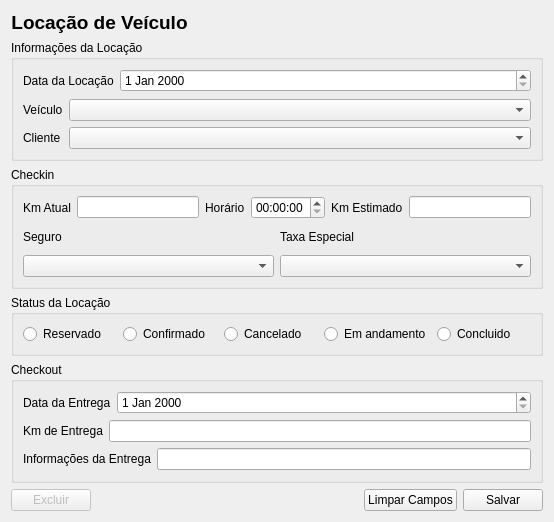
This is ui/ui_locacao.ui in adaiasreis/Projeto as Qt 5 draws it before an edit. The edited form follows.
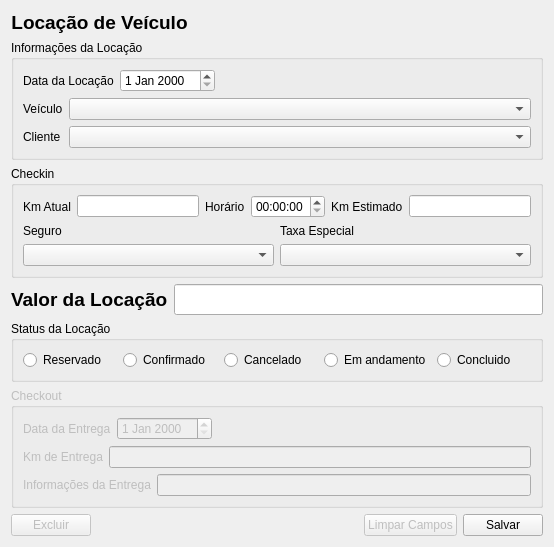
This is the edited form.

Patch:
```diff
--- a/ui/ui_locacao.ui
+++ b/ui/ui_locacao.ui
@@ -7,7 +7,7 @@
     <x>0</x>
     <y>0</y>
     <width>554</width>
-    <height>522</height>
+    <height>533</height>
    </rect>
   </property>
   <property name="sizePolicy">
@@ -56,7 +56,14 @@
          </widget>
         </item>
         <item row="0" column="1">
-         <widget class="QDateEdit" name="dateEdit"/>
+         <widget class="QDateEdit" name="DataInic">
+          <property name="sizePolicy">
+           <sizepolicy hsizetype="Fixed" vsizetype="Fixed">
+            <horstretch>0</horstretch>
+            <verstretch>0</verstretch>
+           </sizepolicy>
+          </property>
+         </widget>
         </item>
        </layout>
       </item>
@@ -119,7 +126,14 @@
          </widget>
         </item>
         <item row="0" column="3">
-         <widget class="QTimeEdit" name="timeEdit"/>
+         <widget class="QTimeEdit" name="HoraIn">
+          <property name="sizePolicy">
+           <sizepolicy hsizetype="Fixed" vsizetype="Fixed">
+            <horstretch>0</horstretch>
+            <verstretch>0</verstretch>
+           </sizepolicy>
+          </property>
+         </widget>
         </item>
         <item row="0" column="4">
          <widget class="QLabel" name="label_7">
@@ -160,8 +174,36 @@
      </layout>
     </widget>
    </item>
+   <item>
+    <layout class="QFormLayout" name="formLayout">
+     <item row="0" column="0">
+      <widget class="QLabel" name="label_13">
+       <property name="text">
+        <string>&lt;html&gt;&lt;head/&gt;&lt;body&gt;&lt;p&gt;&lt;span style=&quot; font-size:14pt; font-weight:600;&quot;&gt;Valor da Locação&lt;/span&gt;&lt;/p&gt;&lt;/body&gt;&lt;/html&gt;</string>
+       </property>
+      </widget>
+     </item>
+     <item row="0" column="1">
+      <widget class="QLineEdit" name="campValorPagar">
+       <property name="font">
+        <font>
+         <pointsize>14</pointsize>
+         <weight>75</weight>
+         <bold>true</bold>
+        </font>
+       </property>
+       <property name="readOnly">
+        <bool>true</bool>
+       </property>
+      </widget>
+     </item>
+    </layout>
+   </item>
    <item>
     <widget class="QGroupBox" name="groupBox_3">
+     <property name="enabled">
+      <bool>true</bool>
+     </property>
      <property name="sizePolicy">
       <sizepolicy hsizetype="Preferred" vsizetype="Fixed">
        <horstretch>0</horstretch>
@@ -216,6 +258,9 @@
    </item>
    <item>
     <widget class="QGroupBox" name="groupBox_4">
+     <property name="enabled">
+      <bool>false</bool>
+     </property>
      <property name="title">
       <string>Checkout</string>
      </property>
@@ -223,7 +268,14 @@
       <item>
        <layout class="QFormLayout" name="formLayout_7">
         <item row="0" column="1">
-         <widget class="QDateEdit" name="dateEdit_2"/>
+         <widget class="QDateEdit" name="DataFinal">
+          <property name="sizePolicy">
+           <sizepolicy hsizetype="Fixed" vsizetype="Fixed">
+            <horstretch>0</horstretch>
+            <verstretch>0</verstretch>
+           </sizepolicy>
+          </property>
+         </widget>
         </item>
         <item row="0" column="0">
          <widget class="QLabel" name="label_10">
@@ -292,6 +344,9 @@
      </item>
      <item>
       <widget class="QPushButton" name="b_limparCampos">
+       <property name="enabled">
+        <bool>false</bool>
+       </property>
        <property name="text">
         <string>Limpar Campos</string>
        </property>
```
Left out of the diff: 54 changed lines with no effect on the pictures.
